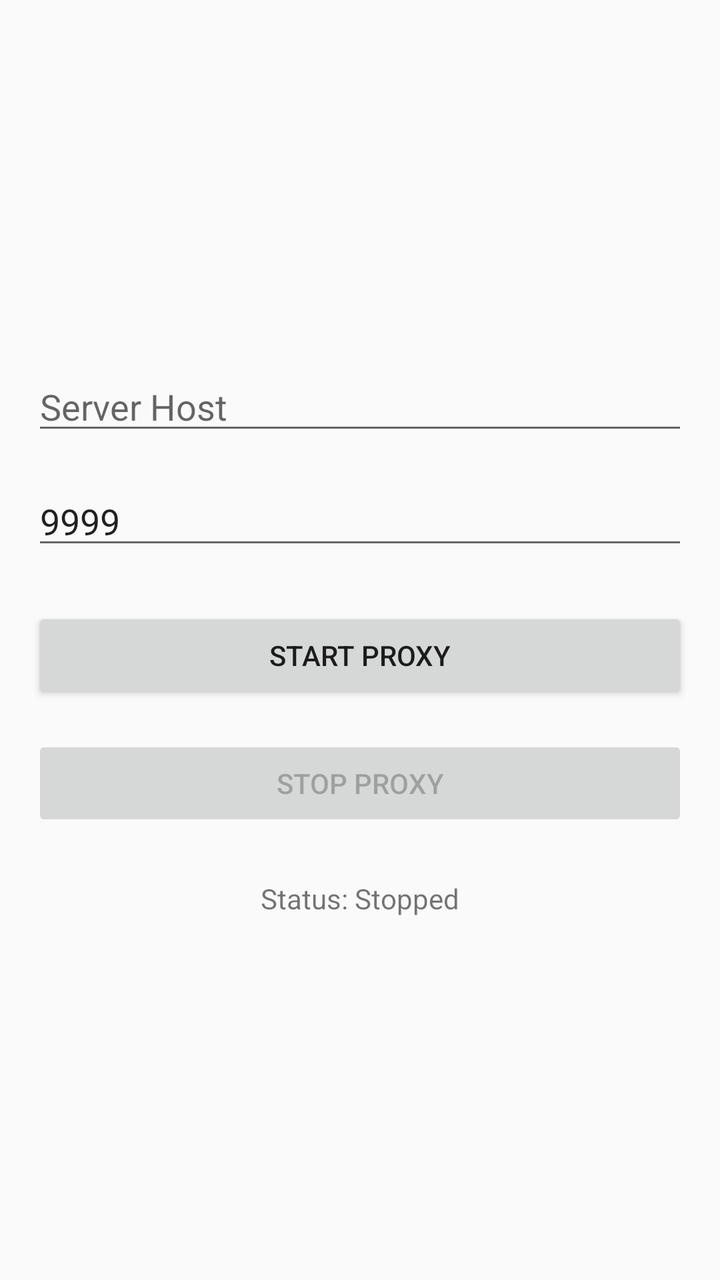
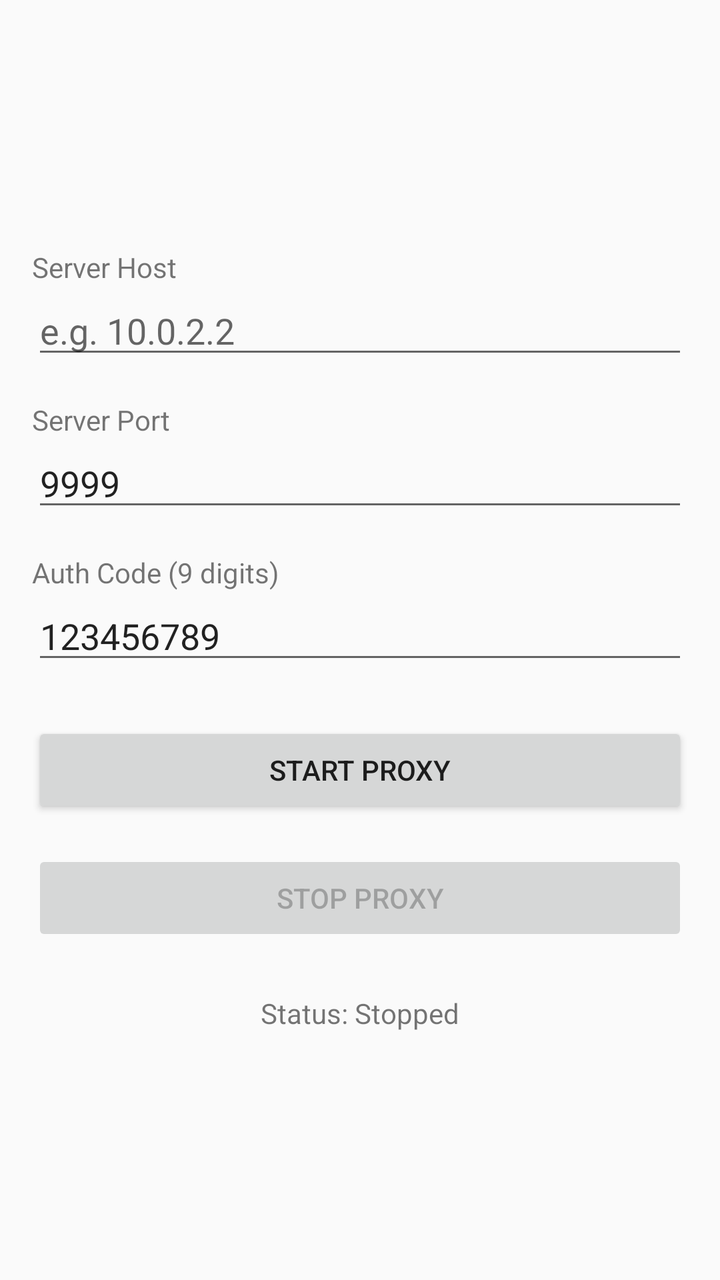

Two renders of the same Android screen: before a commit and after it. Below are the layout's source before the change and the commit's diff.
<!-- AndroidManifest.xml: application theme AppTheme -->
<!-- res/layout/activity_main.xml -->
<?xml version="1.0" encoding="utf-8"?>
<LinearLayout xmlns:android="http://schemas.android.com/apk/res/android"
    android:layout_width="match_parent"
    android:layout_height="match_parent"
    android:orientation="vertical"
    android:padding="16dp"
    android:gravity="center">

    <EditText
        android:id="@+id/etServerHost"
        android:layout_width="match_parent"
        android:layout_height="wrap_content"
        android:hint="Server Host"
        android:inputType="textUri" />

    <EditText
        android:id="@+id/etServerPort"
        android:layout_width="match_parent"
        android:layout_height="wrap_content"
        android:layout_marginTop="16dp"
        android:hint="Server Port"
        android:inputType="number"
        android:text="9999" />

    <Button
        android:id="@+id/btnStart"
        android:layout_width="match_parent"
        android:layout_height="wrap_content"
        android:layout_marginTop="24dp"
        android:text="Start Proxy" />

    <Button
        android:id="@+id/btnStop"
        android:layout_width="match_parent"
        android:layout_height="wrap_content"
        android:layout_marginTop="16dp"
        android:text="Stop Proxy"
        android:enabled="false"/>

    <TextView
        android:id="@+id/tvStatus"
        android:layout_width="wrap_content"
        android:layout_height="wrap_content"
        android:layout_marginTop="24dp"
        android:text="Status: Stopped" />

</LinearLayout>
<!-- resources referenced by this layout -->
<resources>
  <style name="AppTheme" parent="Theme.AppCompat.Light.NoActionBar">
          
      </style>
</resources>

<!-- the commit's change to res/layout/activity_main.xml (unified diff, before → after) -->
@@ -6,21 +6,46 @@
     android:padding="16dp"
     android:gravity="center">
 
+    <TextView
+        android:layout_width="match_parent"
+        android:layout_height="wrap_content"
+        android:text="Server Host" />
+
     <EditText
         android:id="@+id/etServerHost"
         android:layout_width="match_parent"
         android:layout_height="wrap_content"
-        android:hint="Server Host"
+        android:hint="e.g. 10.0.2.2"
         android:inputType="textUri" />
+
+    <TextView
+        android:layout_width="match_parent"
+        android:layout_height="wrap_content"
+        android:layout_marginTop="16dp"
+        android:text="Server Port" />
 
     <EditText
         android:id="@+id/etServerPort"
         android:layout_width="match_parent"
         android:layout_height="wrap_content"
-        android:layout_marginTop="16dp"
-        android:hint="Server Port"
+        android:hint="e.g. 9999"
         android:inputType="number"
         android:text="9999" />
+
+    <TextView
+        android:layout_width="match_parent"
+        android:layout_height="wrap_content"
+        android:layout_marginTop="16dp"
+        android:text="Auth Code (9 digits)" />
+
+    <EditText
+        android:id="@+id/etAuthCode"
+        android:layout_width="match_parent"
+        android:layout_height="wrap_content"
+        android:hint="e.g. 123456789"
+        android:inputType="number"
+        android:maxLength="9"
+        android:text="123456789" />
 
     <Button
         android:id="@+id/btnStart"
